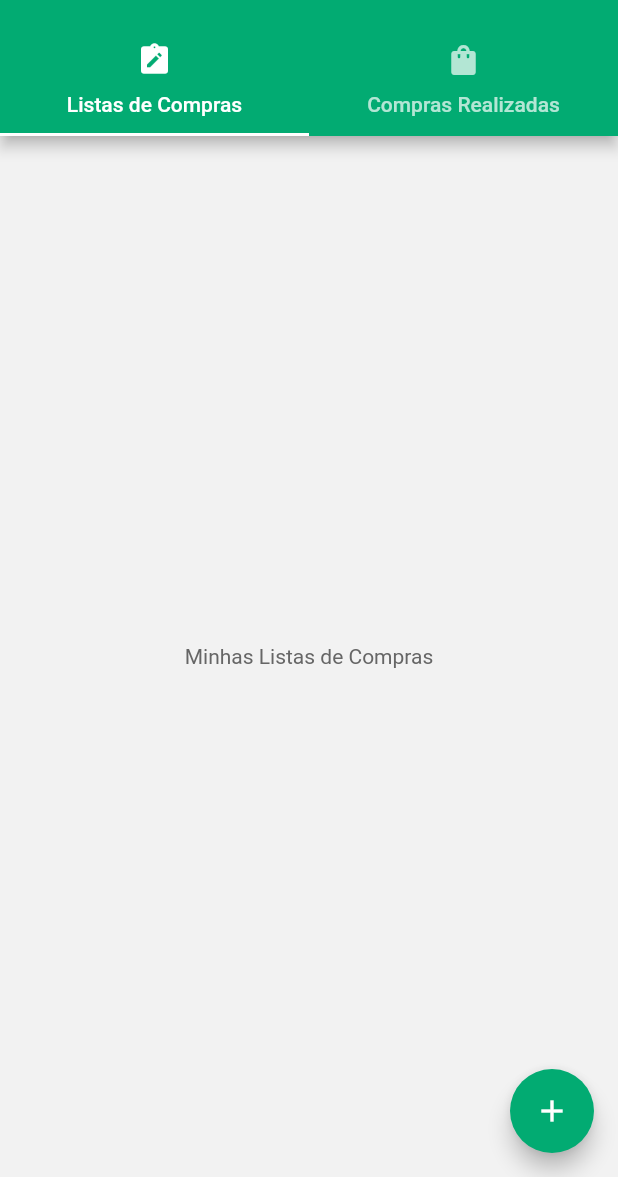
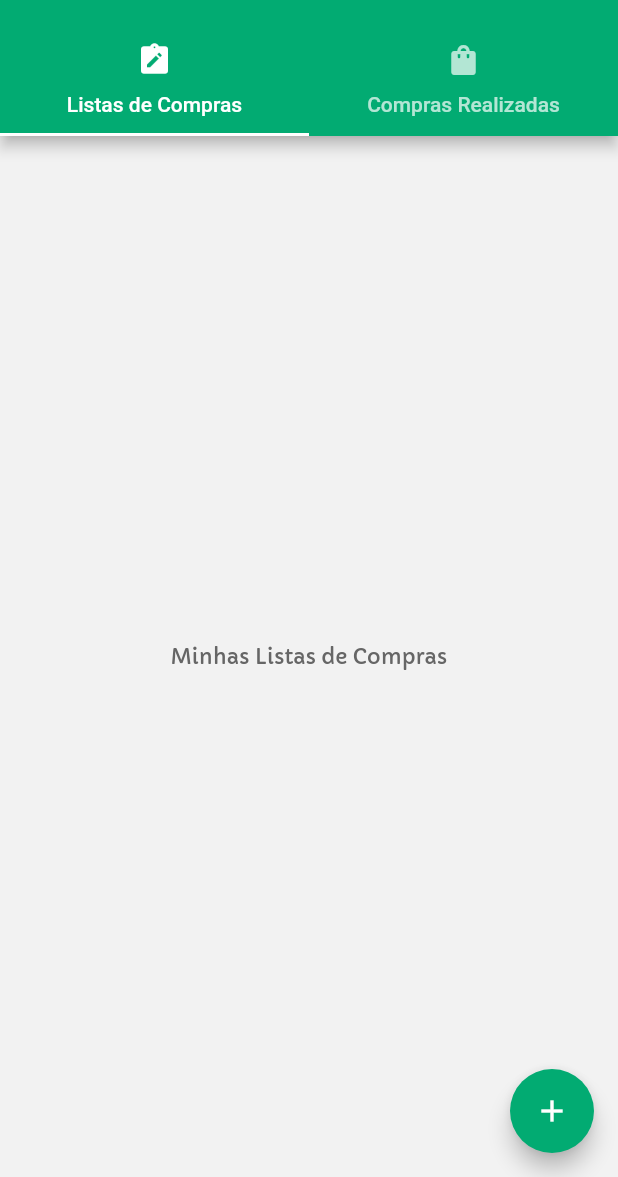
Before and after one commit to miguelhp373/econolista-mobile-app, a Flutter app: the screen it shows once a user with an empty profile is signed in, in the side drawer, after a tap on the "add" icon, on a phone screen of 412 x 824 dp, the part 59-1236 px from its top. Run offline on Flutter 3.47's test engine with Material 2 defaults, Android fonts, the phone set to English and light mode, and no system bars; our stand-ins replace date_time_picker, firebase_auth, firebase_core, google_sign_in; accounts and stored records are empty.

Commit message:
add - new features and fix design and bugs
Foi iniciado o desenvolvimento da tela de cadastro de lista de compra.

Criado a model [PurchasedModels]

Adicionado a FontFamily [Capriola] na aplicação.

Foi adicionado a demonstração da foto e nome do usuário autenticado na barra lateral.

Foi concluido a criação do design da tela de login.

Adicionado o package [date_time_picker] para utilização de um seletor de data / hora.

```diff
--- a/econolista_app/lib/app/app_start.dart
+++ b/econolista_app/lib/app/app_start.dart
@@ -12,10 +12,14 @@ class AppStart extends StatelessWidget {
       debugShowCheckedModeBanner: false,
       theme: CustomTheme.lightTheme.copyWith(
         textTheme: const TextTheme(
-          bodyLarge:
-              TextStyle(color: Color(0xFF333333)), // Cor de Texto Principal
-          bodyMedium:
-              TextStyle(color: Color(0xFF666666)), // Cor de Texto Secundária
+          bodyLarge: TextStyle(
+            color: Color(0xFF333333),
+            fontFamily: 'Capriola',
+          ), // Cor de Texto Principal
+          bodyMedium: TextStyle(
+            color: Color(0xFF666666),
+            fontFamily: 'Capriola',
+          ), // Cor de Texto Secundária
         ),
       ),
       home: AuthUserController().handleAuthState(),
--- a/econolista_app/lib/app/modules/home/home_page.dart
+++ b/econolista_app/lib/app/modules/home/home_page.dart
@@ -1,8 +1,12 @@
+import 'package:econolista_app/app/shared/models/purchased_models.dart';
 import 'package:econolista_app/app/shared/widgets/drawer_sidebar/drawer_sidebar.dart';
+import 'package:firebase_auth/firebase_auth.dart';
 import 'package:flutter/material.dart';
 
 import 'package:econolista_app/app/modules/home/tabs/my_purchases_made.dart';
 import 'package:econolista_app/app/modules/home/tabs/my_shopping_lists.dart';
+
+import '../purchase_details/purchase_details.dart';
 
 class HomePage extends StatefulWidget {
   const HomePage({super.key});
@@ -23,6 +27,10 @@ class _HomePageState extends State<HomePage> with TickerProviderStateMixin {
   @override
   Widget build(BuildContext context) {
     return Scaffold(
+      drawer: DrawerSidebar(
+        authUserPhoto: FirebaseAuth.instance.currentUser?.photoURL,
+        authUserName: FirebaseAuth.instance.currentUser?.displayName,
+      ),
       appBar: AppBar(
         title: const Text('EconoLista App'),
         bottom: TabBar(
@@ -39,7 +47,6 @@ class _HomePageState extends State<HomePage> with TickerProviderStateMixin {
           ],
         ),
       ),
-      drawer: const DrawerSidebar(),
       body: TabBarView(
         controller: _tabController,
         children: const [
@@ -49,7 +56,22 @@ class _HomePageState extends State<HomePage> with TickerProviderStateMixin {
       ),
       floatingActionButton: FloatingActionButton(
         child: const Icon(Icons.add),
-        onPressed: () => {},
+        onPressed: () => Navigator.push(
+          context,
+          MaterialPageRoute(
+            builder: (context) => PurchaseDetails(
+              purchasedModels: PurchasedModels(
+                purchasedID: '',
+                description: '',
+                dateTimeCreated: DateTime.now(),
+                futurePuchased: false,
+                marketName: '',
+                productsList: [],
+                situationFlag: '',
+              ),
+            ),
+          ),
+        ),
       ),
     );
   }
--- a/econolista_app/lib/app/modules/login/login.dart
+++ b/econolista_app/lib/app/modules/login/login.dart
@@ -1,22 +1,44 @@
 import 'package:flutter/material.dart';
 
-import '../../shared/auth/auth_user_controller/auth_user_controller.dart';
+import '../../shared/custom_sizes/custom_sizes.dart';
+import '../../shared/widgets/signin_button_google/signin_button_google.dart';
 
 class Login extends StatelessWidget {
   const Login({super.key});
 
   @override
   Widget build(BuildContext context) {
-    final isAuthUserController = AuthUserController();
     return Scaffold(
-      appBar: AppBar(
-        title: const Text(''),
-      ),
-      body: Center(
-        child: ElevatedButton(
-          child: const Text('Login Google'),
-          onPressed: () => isAuthUserController.signInWithGoogle(),
-        ),
+      backgroundColor: Theme.of(context).primaryColor,
+      body: Row(
+        mainAxisAlignment: MainAxisAlignment.center,
+        children: [
+          Column(
+            mainAxisAlignment: MainAxisAlignment.spaceBetween,
+            children: [
+              Padding(
+                padding: const EdgeInsets.only(top: kDefaultPadding * 6),
+                child: Image.asset('assets/logo/brading_logo.png'),
+              ),
+              Padding(
+                padding: const EdgeInsets.all(8.0),
+                child: SizedBox(
+                  width: MediaQuery.of(context).size.width * 0.8,
+                  child: const Text(
+                    'Vamos Começar! \nFaça o Login',
+                    textAlign: TextAlign.left,
+                    style: TextStyle(
+                      fontSize: 25,
+                      color: Color(0xFFFFFFFF),
+                      fontWeight: FontWeight.bold,
+                    ),
+                  ),
+                ),
+              ),
+              const SigninButtonGoogle(),
+            ],
+          ),
+        ],
       ),
     );
   }
--- a/econolista_app/lib/app/shared/custom_theme/custom_theme.dart
+++ b/econolista_app/lib/app/shared/custom_theme/custom_theme.dart
@@ -28,8 +28,18 @@ class CustomTheme {
     splashColor: const Color(0xFF02ABA0),
     scaffoldBackgroundColor: const Color(0xFFF2F2F2),
     textTheme: const TextTheme(
-      bodyLarge: TextStyle(color: Color(0xFF333333)),
-      bodyMedium: TextStyle(color: Color(0xFF666666)),
+      bodyLarge: TextStyle(
+        color: Color(0xFF333333),
+        fontFamily: 'Capriola',
+      ),
+      bodyMedium: TextStyle(
+        color: Color(0xFF666666),
+        fontFamily: 'Capriola',
+      ),
+    ),
+    inputDecorationTheme: const InputDecorationTheme(
+      filled: true,
+      fillColor: Color(0xFFD9D9D9),
     ),
     errorColor: const Color(0xFFFF3333),
   );
--- /dev/null
+++ b/econolista_app/lib/app/shared/models/purchased_models.dart
@@ -0,0 +1,43 @@
+class PurchasedModels {
+  String purchasedID;
+  String description;
+  DateTime dateTimeCreated;
+  List<Map> productsList;
+  String marketName;
+  String situationFlag;
+  bool futurePuchased;
+
+  PurchasedModels({
+    required this.purchasedID,
+    required this.description,
+    required this.dateTimeCreated,
+    required this.productsList,
+    required this.marketName,
+    required this.situationFlag,
+    required this.futurePuchased,
+  });
+
+  factory PurchasedModels.fromJson(Map<String, dynamic> json) {
+    return PurchasedModels(
+      purchasedID: json['purchasedID'],
+      description: json['description'],
+      dateTimeCreated: json['dateTimeCreated'],
+      productsList: json['productsList'],
+      marketName: json['marketName'],
+      situationFlag: json['situationFlag'],
+      futurePuchased: json['futurePuchased'],
+    );
+  }
+
+  Map<String, dynamic> toJson() {
+    return {
+      'purchasedID': purchasedID,
+      'description': description,
+      'dateTimeCreated': dateTimeCreated,
+      'productsList': productsList,
+      'marketName': marketName,
+      'situationFlag': situationFlag,
+      'futurePuchased': futurePuchased,
+    };
+  }
+}
--- a/econolista_app/lib/app/shared/routes/routes.dart
+++ b/econolista_app/lib/app/shared/routes/routes.dart
@@ -1,9 +1,11 @@
 import '../../modules/splash/splash.dart';
 import '../../modules/login/login.dart';
 import '../../modules/home/home_page.dart';
+//import '../../modules/purchase_details/purchase_details.dart';
 
 final applicationRoutes = {
   '/splash': (_) => const Splash(),
   '/login': (_) => const Login(),
   '/home': (_) => const HomePage(),
+  //'/purchase_details': (_) => const PurchaseDetails(),
 };
--- a/econolista_app/lib/app/shared/widgets/drawer_sidebar/drawer_sidebar.dart
+++ b/econolista_app/lib/app/shared/widgets/drawer_sidebar/drawer_sidebar.dart
@@ -4,11 +4,21 @@ import '../../auth/auth_user_controller/auth_user_controller.dart';
 import '../custom_bool_alert_dialog/custom_bool_alert_dialog.dart';
 
 class DrawerSidebar extends StatelessWidget {
-  const DrawerSidebar({super.key});
+  const DrawerSidebar({
+    super.key,
+    this.authUserPhoto,
+    this.authUserName,
+  });
+
+  final String? authUserPhoto;
+  final String? authUserName;
 
   @override
   Widget build(BuildContext context) {
     final isAuthUserController = AuthUserController();
+    final displayUserName =
+        authUserName!.length > 30 ? authUserName?.split(' ')[0] : authUserName;
+
     return SafeArea(
       child: Drawer(
         child: ListView(
@@ -21,13 +31,6 @@ class DrawerSidebar extends StatelessWidget {
                 child: Column(
                   crossAxisAlignment: CrossAxisAlignment.start,
                   children: [
-                    // const Text(
-                    //   'SixNet App',
-                    //   style: TextStyle(
-                    //     color: Colors.white,
-                    //     fontSize: 25,
-                    //   ),
-                    // ),
                     const SizedBox(height: 20),
                     Padding(
                       padding: const EdgeInsets.only(right: 20.0),
@@ -36,18 +39,18 @@ class DrawerSidebar extends StatelessWidget {
                         radius: 30,
                         child: ClipRRect(
                           borderRadius: BorderRadius.circular(30.0),
-                          child: '' != ''
-                              ? Image.network('')
+                          child: authUserPhoto != ''
+                              ? Image.network(authUserPhoto!)
                               : const Icon(Icons.person, size: 40),
                         ),
                       ),
                     ),
                     const SizedBox(height: 10),
-                    const Padding(
-                      padding: EdgeInsets.only(right: 20.0),
+                    Padding(
+                      padding: const EdgeInsets.only(right: 20.0),
                       child: Text(
-                        'User Name',
-                        style: TextStyle(
+                        displayUserName!,
+                        style: const TextStyle(
                           color: Colors.white,
                           fontSize: 20,
                         ),
--- /dev/null
+++ b/econolista_app/lib/app/shared/widgets/signin_button_google/signin_button_google.dart
@@ -0,0 +1,71 @@
+import 'package:flutter/material.dart';
+
+import '../../auth/auth_user_controller/auth_user_controller.dart';
+import '../../custom_sizes/custom_sizes.dart';
+
+class SigninButtonGoogle extends StatelessWidget {
+  const SigninButtonGoogle({super.key});
+
+  @override
+  Widget build(BuildContext context) {
+    final isAuthUserController = AuthUserController();
+    return Column(
+      children: [
+        Padding(
+          padding: const EdgeInsets.only(bottom: kDefaultPadding * 2),
+          child: Column(
+            children: [
+              SizedBox(
+                width: MediaQuery.of(context).size.width * 0.9,
+                height: kDefaultButtonHeight,
+                child: ElevatedButton(
+                  style: ElevatedButton.styleFrom(
+                    backgroundColor: Colors.white,
+                    shape: RoundedRectangleBorder(
+                      borderRadius: BorderRadius.circular(
+                        kDefaultborderRadiusOfButtons,
+                      ),
+                    ),
+                  ),
+                  onPressed: () => isAuthUserController.signInWithGoogle(),
+                  child: Row(
+                    mainAxisAlignment: MainAxisAlignment.spaceAround,
+                    children: [
+                      SizedBox(
+                        height: 28,
+                        width: 28,
+                        child: Image.asset(
+                          'assets/icons/google_icon.png',
+                        ),
+                      ),
+                      const SizedBox(height: 10),
+                      const Padding(
+                        padding: EdgeInsets.only(right: 40),
+                        child: Text(
+                          'Fazer Login Com Google',
+                          style: TextStyle(
+                            color: Color(0xFF333333),
+                            fontSize: kDefaultButtonFontSize,
+                          ),
+                        ),
+                      ),
+                    ],
+                  ),
+                ),
+              ),
+              const SizedBox(height: 25),
+              const SizedBox(
+                child: Text(
+                  '©miguelhp',
+                  style: TextStyle(
+                    color: Colors.white,
+                  ),
+                ),
+              )
+            ],
+          ),
+        )
+      ],
+    );
+  }
+}
--- a/econolista_app/pubspec.yaml
+++ b/econolista_app/pubspec.yaml
@@ -31,6 +31,7 @@ dependencies:
   firebase_core: ^2.22.0
   firebase_auth: ^4.13.0
   google_sign_in: ^6.1.6
+  date_time_picker: ^2.1.0
 
   flutter:
     sdk: flutter
```
Also changed, not shown: econolista_app/lib/app/modules/purchase_details/purchase_details.dart (added, +240 -0 lines), econolista_app/lib/app/shared/custom_sizes/custom_sizes.dart (added, +8 -0 lines), econolista_app/lib/app/shared/widgets/custom_bool_alert_dialog/custom_bool_alert_dialog.dart (+12 -2 lines), econolista_app/pubspec.lock.
